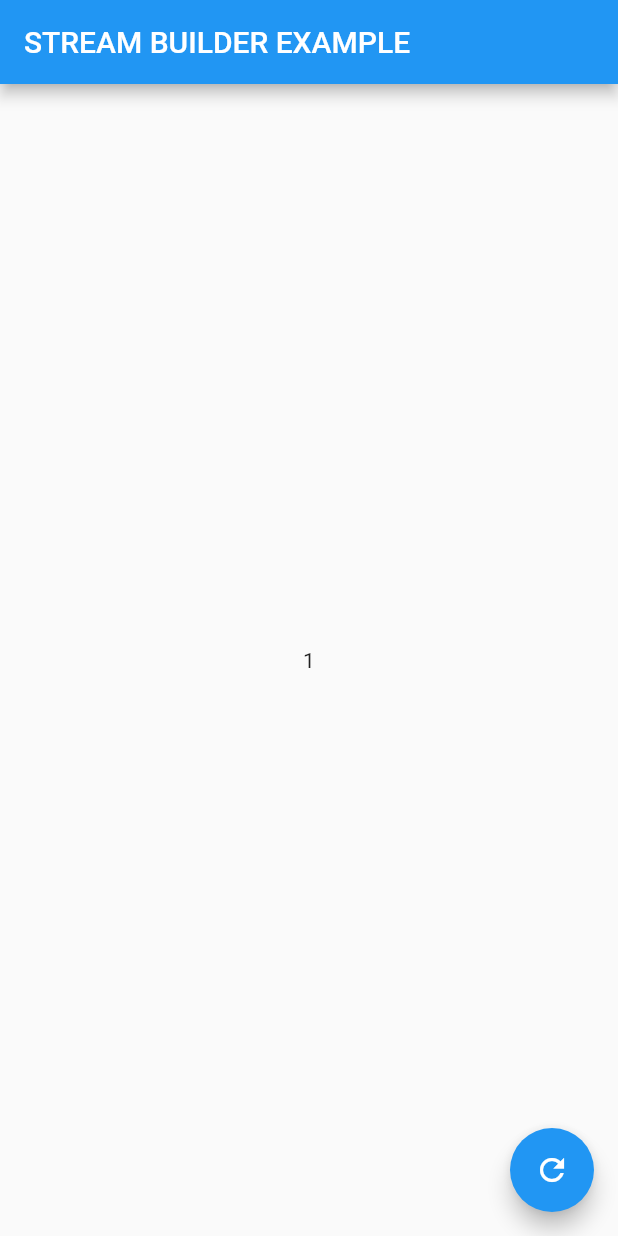
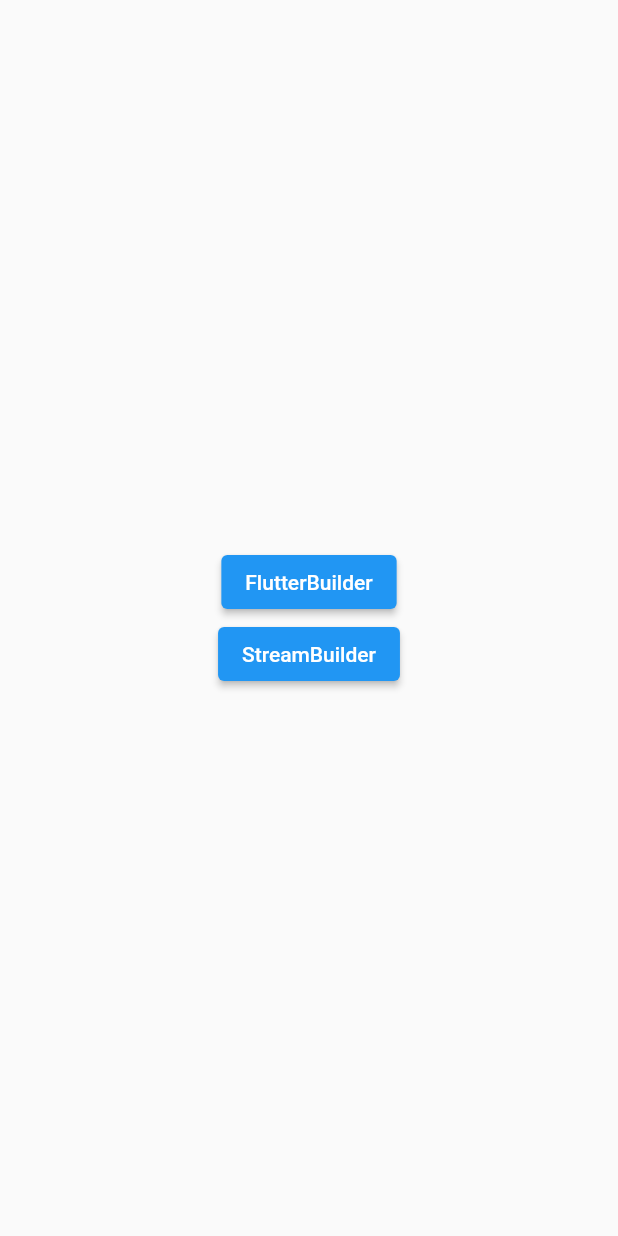
Before and after one commit to Bilalhassan679/StreamBuilderAnd-FutureBuilder-Flutter, a Flutter app: the screen it shows after launch, on a phone screen of 412 x 824 dp. Run offline on Flutter 3.47's test engine with Material 2 defaults, Android fonts, the phone set to English and light mode, and no system bars.

Commit message:
FutureBuilder and StreamBuilder done

```diff
--- a/lib/StreamBuilder/stream_builder.dart
+++ b/lib/StreamBuilder/stream_builder.dart
@@ -24,6 +24,8 @@ class _StreamBuilderExampleState extends State<StreamBuilderExample> {
    await Future.delayed(const Duration(seconds: 3));
      yield 3;
  }
+
+
  @override
   void initState() {
     // TODO: implement initState
--- a/lib/main.dart
+++ b/lib/main.dart
@@ -1,4 +1,5 @@
 import 'package:flutter/material.dart';
+import 'package:streambuilderexamplejohannes/FutureBuilder/future_builder_example.dart';
 import 'package:streambuilderexamplejohannes/StreamBuilder/stream_builder.dart';
 
 void main() {
@@ -25,7 +26,42 @@ class MyApp extends StatelessWidget {
         // is not restarted.
         primarySwatch: Colors.blue,
       ),
-      home: const StreamBuilderExample(),
+      initialRoute: '/',
+      routes: {
+        '/': (context) => firsrScreen(),
+        '/FutureBuilderExample': (context) => FutureBuilderExample(),
+        '/StreamBuilderExample': (context) => StreamBuilderExample(),
+      },
+      // home: const StreamBuilderExample(),
+      // home:  firsrScreen(),
+      // home:  firsrScreen()
+
     );
   }
 }
+
+class firsrScreen extends StatelessWidget {
+  const firsrScreen({Key? key}) : super(key: key);
+
+  @override
+  Widget build(BuildContext context) {
+    return Scaffold (
+      body: Center(
+        child: Column(
+          mainAxisAlignment: MainAxisAlignment.center,
+          children: [
+            ElevatedButton(onPressed: (){
+              Navigator.pushNamed(context, '/FutureBuilderExample');
+
+              // Navigator.push(context,
+              //     MaterialPageRoute(builder: (context) => FutureBuilderExample()));
+            }, child: const Text('FlutterBuilder')),
+            ElevatedButton(onPressed: ()=>{
+             Navigator.pushNamed(context, '/StreamBuilderExample')
+            }, child: const Text('StreamBuilder'))
+          ],
+        ),
+      ),
+    );
+  }
+}
--- a/pubspec.yaml
+++ b/pubspec.yaml
@@ -34,6 +34,7 @@ dependencies:
   # The following adds the Cupertino Icons font to your application.
   # Use with the CupertinoIcons class for iOS style icons.
   cupertino_icons: ^1.0.2
+  http: ^0.13.4
 
 dev_dependencies:
   flutter_test:
```
Also changed, not shown: lib/FutureBuilder/future_builder_example.dart (added, +78 -0 lines), pubspec.lock.
